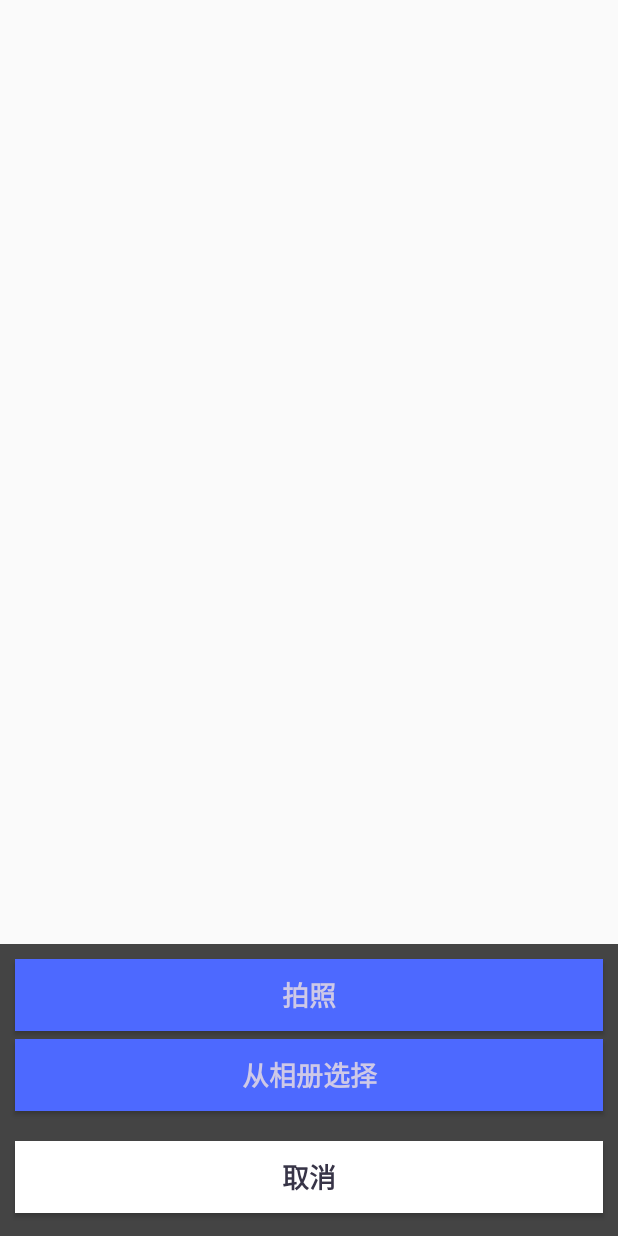
After one commit to Xinglsx/Goods, an Android app: the layout layout_picture_selector.xml on its own in the app's theme, with its tools: preview values and no code run, on a phone screen of 412 x 824 dp. The commit adds this screen. Run offline under Robolectric (Android 15) with nearby library versions, the phone set to English and light mode, and no system bars.

Commit message:
增加图片功能

```diff
--- a/app/src/main/java/com/mingshu/goods/managers/ApiCoreManager.java
+++ b/app/src/main/java/com/mingshu/goods/managers/ApiCoreManager.java
@@ -57,6 +57,7 @@ public class ApiCoreManager extends ApiManager {
     public Api saveGoodsInfo(GoodsInfo goodsInfo){
         JSONObject param = new JSONObject();
         param.put("goodsInfo",goodsInfo);
+        //Log.e("param",param.toString());
         return createAPI(Request.Method.POST,baseURL+"/Goods/SaveGoodsInfo",param);
     }
 }
--- a/app/src/main/res/layout/activity_upload_goods.xml
+++ b/app/src/main/res/layout/activity_upload_goods.xml
@@ -209,6 +209,7 @@
                             />
                         <ImageView
                             android:id="@+id/image_buy"
+                            android:layout_marginLeft="30dp"
                             android:layout_width="150dp"
                             android:layout_height="150dp"
                             android:src="@drawable/image_btn_football"
--- /dev/null
+++ b/app/src/main/res/layout/layout_picture_selector.xml
@@ -0,0 +1,60 @@
+<?xml version="1.0" encoding="utf-8"?>
+<RelativeLayout xmlns:android="http://schemas.android.com/apk/res/android"
+    android:layout_width="fill_parent"
+    android:layout_height="wrap_content"
+    android:gravity="center_horizontal"
+    android:orientation="vertical">
+    <LinearLayout
+        android:id="@+id/pop_layout"
+        android:layout_width="match_parent"
+        android:layout_height="wrap_content"
+        android:layout_alignParentBottom="true"
+        android:background="#444"
+        android:gravity="center_horizontal"
+        android:orientation="vertical">
+
+        <Button
+            android:id="@+id/picture_selector_take_photo_btn"
+            android:layout_width="match_parent"
+            android:layout_height="wrap_content"
+            android:layout_marginLeft="10dip"
+            android:layout_marginRight="10dip"
+            android:layout_marginTop="10dp"
+            android:background="#4d69ff"
+            android:padding="10dp"
+            android:text="拍照"
+            android:textColor="#CEC9E7"
+            android:textSize="18sp"
+            android:textStyle="bold" />
+
+        <Button
+            android:id="@+id/picture_selector_pick_picture_btn"
+            android:layout_width="match_parent"
+            android:layout_height="wrap_content"
+            android:layout_marginLeft="10dip"
+            android:layout_marginRight="10dip"
+            android:layout_marginTop="5dp"
+            android:background="#4d69ff"
+            android:padding="10dp"
+            android:text="从相册选择"
+            android:textColor="#CEC9E7"
+            android:textSize="18sp"
+            android:textStyle="bold" />
+
+        <Button
+            android:id="@+id/picture_selector_cancel_btn"
+            android:layout_width="match_parent"
+            android:layout_height="wrap_content"
+            android:layout_marginBottom="15dip"
+            android:layout_marginLeft="10dip"
+            android:layout_marginRight="10dip"
+            android:layout_marginTop="20dp"
+            android:background="@android:color/white"
+            android:padding="10dp"
+            android:text="取消"
+            android:textColor="#373447"
+            android:textSize="18sp"
+            android:textStyle="bold" />
+    </LinearLayout>
+
+</RelativeLayout>
```
Also changed, not shown: app/src/main/AndroidManifest.xml (+5 -2 lines), app/src/main/java/com/mingshu/goods/UploadGoodsActivity.java (+107 -1 lines), app/src/main/java/com/mingshu/goods/utils/ImageUtil.java (added, +145 -0 lines), app/src/main/java/com/mingshu/goods/views/MyPopUpWindow.java (added, +135 -0 lines).
